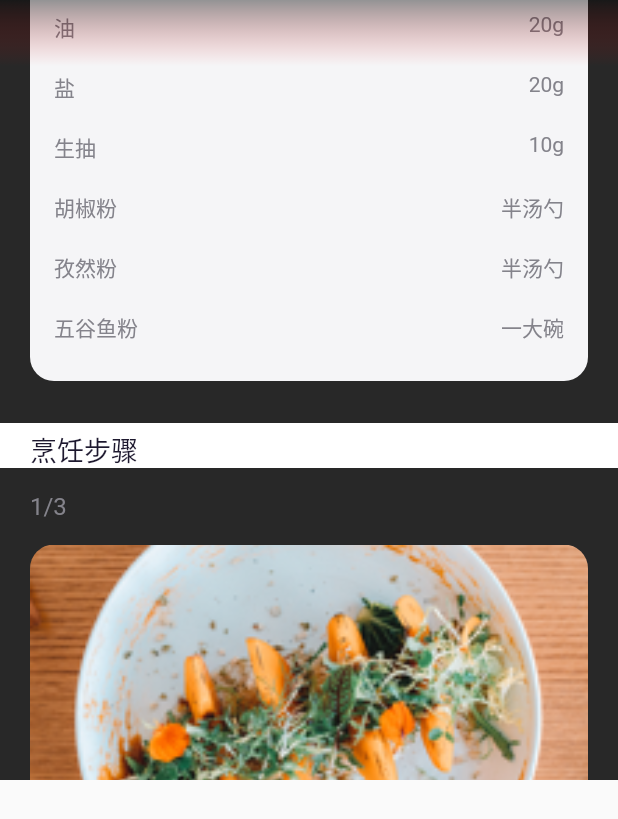
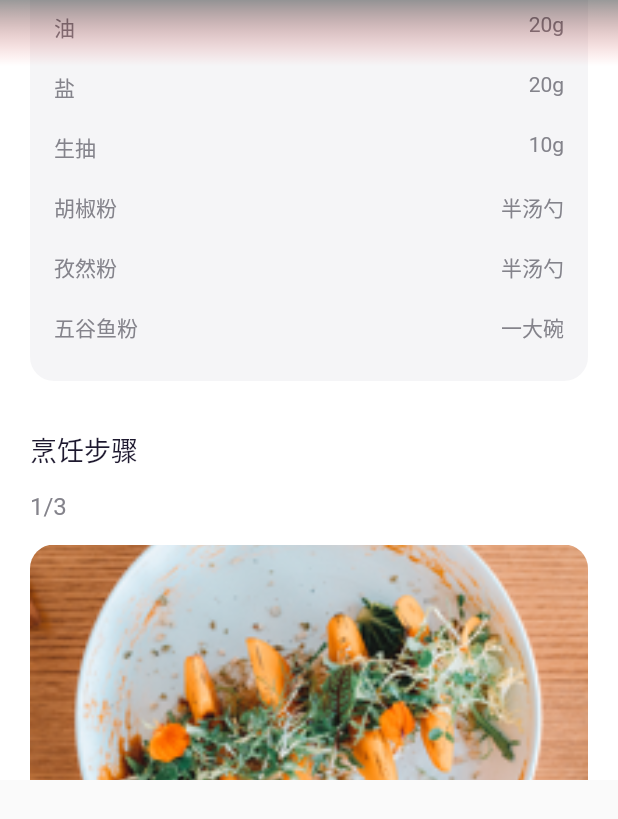
Before and after one commit to SJQforIOS/reducing_cook, a Flutter app: the DetailCenterView widget shown alone on an empty page, opened directly, scrolled down 1152 dp, on a phone screen of 412 x 824 dp. Shown: the top 819 px of the screen. Run offline on Flutter 3.47's test engine with Material 2 defaults, Android fonts, the phone set to English and light mode, and no system bars; network calls fail.

Commit message:
misc:修改

```diff
--- a/reducing_cook/lib/common/reroute.dart
+++ b/reducing_cook/lib/common/reroute.dart
@@ -2,7 +2,7 @@ import 'package:ecook/modules/home/reecookdetail.dart';
 import 'package:ecook/modules/search/research.dart';
 import 'package:flutter/material.dart';
 
-class reRoute {
+class ReRoute {
   //跳转到搜索页
   static presentToSearchVC(BuildContext context) {
     Navigator.push(context, MaterialPageRoute(
--- a/reducing_cook/lib/modules/collections/recollections.dart
+++ b/reducing_cook/lib/modules/collections/recollections.dart
@@ -99,12 +99,12 @@ class CollectionChildView extends StatelessWidget {
             padding: EdgeInsets.fromLTRB(editStatus ? 0 : 20, 0, 20, 0),
           )
         ),
-        if (editStatus) BottomFuctionView()
+        if (editStatus) bottomFuctionView()
       ],
     );
   }
 
-  Widget BottomFuctionView () {
+  Widget bottomFuctionView () {
     return Container(
       width: REScreenInfo.screenWidth,
       height: 62,
--- a/reducing_cook/lib/modules/home/reecookdetail.dart
+++ b/reducing_cook/lib/modules/home/reecookdetail.dart
@@ -1,9 +1,25 @@
-import 'dart:ffi';
-
 import 'package:ecook/common/color_helper.dart';
 import 'package:ecook/common/screen_info_helper.dart';
 import 'package:flutter/material.dart';
 import 'package:flutter/services.dart';
+
+const List<Map> materialList = [
+  {"name":"金针菇","num":"200g"},
+  {"name":"番茄","num":"2个"},
+  {"name":"鸡蛋","num":"2个"},
+  {"name":"油","num":"20g"},
+  {"name":"盐","num":"20g"},
+  {"name":"生抽","num":"10g"},
+  {"name":"胡椒粉","num":"半汤勺"},
+  {"name":"孜然粉","num":"半汤勺"},
+  {"name":"五谷鱼粉","num":"一大碗"},
+];
+
+const List<Map> cookStepList = [
+  {"num":"1/3","title":"鲫鱼收拾干净 表面划几刀易于入味","image":"assets/sc_pic2.png"},
+  {"num":"2/3","title":"辅料备好 葱 蒜 剁椒 花椒","image":"assets/sc_pic3.png"},
+  {"num":"3/3","title":"放入剁椒蒸鱼鼓油 糖 料汁备好","image":"assets/sc_pic4.png"},
+];
 
 // TODO: 深度问题
 class DetaileEcook extends StatelessWidget {
@@ -12,29 +28,19 @@ class DetaileEcook extends StatelessWidget {
     SystemChrome.setSystemUIOverlayStyle(
         SystemUiOverlayStyle.light
     );
-
     return Scaffold(
-      body: DetailEcookMainVC(),
-    );
-  }
-
-}
-
-class DetailEcookMainVC extends StatelessWidget {
-  @override
-  Widget build(BuildContext context) {
-    return Column(
+      body: Column(
         mainAxisAlignment: MainAxisAlignment.spaceBetween,
         crossAxisAlignment: CrossAxisAlignment.start,
         children: <Widget>[
-        DetailTopNavtionView(context),
+          detailTopNavtionView(context),
           DetailCenterView(),
           DetailBottomView(),
         ],
+      ),
     );
   }
-// TODO: 命名问题
-  Widget DetailTopNavtionView (BuildContext context) {
+  Widget detailTopNavtionView (BuildContext context) {
     return Container(
       decoration: BoxDecoration(
 //        color: ColorHelper.slRandomColor()
@@ -116,24 +122,6 @@ class DetailCenterView extends StatefulWidget {
   DetailCenterViewState createState() => DetailCenterViewState();
 }
 
-const List<Map> materialList = [
-  {"name":"金针菇","num":"200g"},
-  {"name":"番茄","num":"2个"},
-  {"name":"鸡蛋","num":"2个"},
-  {"name":"油","num":"20g"},
-  {"name":"盐","num":"20g"},
-  {"name":"生抽","num":"10g"},
-  {"name":"胡椒粉","num":"半汤勺"},
-  {"name":"孜然粉","num":"半汤勺"},
-  {"name":"五谷鱼粉","num":"一大碗"},
-];
-
-const List<Map> cookStepList = [
-  {"num":"1/3","title":"鲫鱼收拾干净 表面划几刀易于入味","image":"assets/sc_pic2.png"},
-  {"num":"2/3","title":"辅料备好 葱 蒜 剁椒 花椒","image":"assets/sc_pic3.png"},
-  {"num":"3/3","title":"放入剁椒蒸鱼鼓油 糖 料汁备好","image":"assets/sc_pic4.png"},
-];
-
 class DetailCenterViewState extends State<DetailCenterView> {
   //监听滑动
   ScrollController _controller = ScrollController();
@@ -146,7 +134,7 @@ class DetailCenterViewState extends State<DetailCenterView> {
     // TODO: 计算问题
     _controller.addListener(() {
       print(_controller.offset);
-      double faxHeight = _imageHeight - _controller.offset*0.1;
+      double faxHeight = REScreenInfo.screenWidth - _controller.offset;
       if (_controller.offset >= 0) {//上滑
         _imageHeight = REScreenInfo.screenWidth;
       } else {
@@ -286,7 +274,7 @@ class DetailCenterViewState extends State<DetailCenterView> {
   Widget mainUserDataCell () {
     return Container(
       decoration: BoxDecoration(
-          color: ColorHelper.slRandomColor()
+          color: Colors.white
       ),
       height: 125,
       child: Padding(
@@ -340,7 +328,7 @@ class DetailCenterViewState extends State<DetailCenterView> {
     double cellHeight = 40.0 * materialList.length;
     return Container(
       decoration: BoxDecoration(
-          color: ColorHelper.slRandomColor()
+          color: Colors.white
       ),
       height: cellHeight+105,
       padding: EdgeInsets.fromLTRB(20, 16, 20, 28),
@@ -409,7 +397,7 @@ class DetailCenterViewState extends State<DetailCenterView> {
   Widget mainStepDataCell ({String num,String title, String image}){
     return Container(
       decoration: BoxDecoration(
-          color: ColorHelper.slRandomColor()
+          color: Colors.white
       ),
       // TODO: 自适应高度问题
       height: 310,
```
Also changed, not shown: reducing_cook/lib/modules/home/rehome.dart (+3 -5 lines), reducing_cook/lib/modules/news/renews.dart (+1 -9 lines), reducing_cook/pubspec.yaml (+0 -9 lines). Lines whose indentation alone changed are shown as unchanged.
